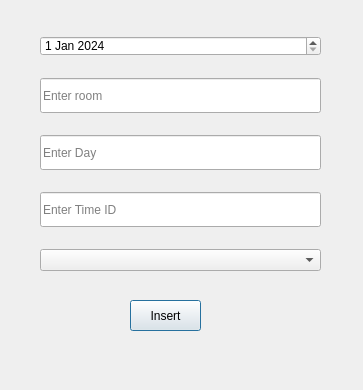
hungmvu44/exameditormhs, file InsertExamDialog.ui: the form before one commit.
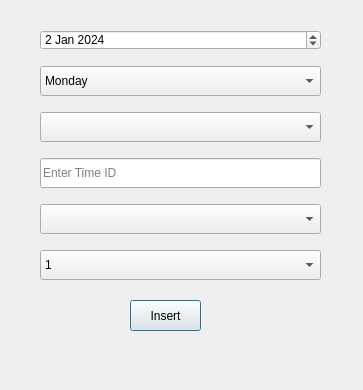
The form after the commit.

```diff
--- a/InsertExamDialog.ui
+++ b/InsertExamDialog.ui
@@ -26,7 +26,7 @@
     <string>Insert</string>
    </property>
   </widget>
-  <widget class="QWidget" name="">
+  <widget class="QWidget" name="layoutWidget">
    <property name="geometry">
     <rect>
      <x>40</x>
@@ -51,35 +51,54 @@
         <second>0</second>
         <year>2024</year>
         <month>1</month>
-        <day>1</day>
+        <day>2</day>
        </datetime>
       </property>
      </widget>
     </item>
     <item>
-     <widget class="QLineEdit" name="lineEdit_room">
+     <widget class="QComboBox" name="comboBox_day">
       <property name="maximumSize">
        <size>
         <width>16777215</width>
-        <height>35</height>
+        <height>30</height>
        </size>
       </property>
-      <property name="placeholderText">
-       <string>Enter room</string>
-      </property>
+      <item>
+       <property name="text">
+        <string>Monday</string>
+       </property>
+      </item>
+      <item>
+       <property name="text">
+        <string>Tuesday</string>
+       </property>
+      </item>
+      <item>
+       <property name="text">
+        <string>Wednesday</string>
+       </property>
+      </item>
+      <item>
+       <property name="text">
+        <string>Thursday</string>
+       </property>
+      </item>
+      <item>
+       <property name="text">
+        <string>Friday</string>
+       </property>
+      </item>
      </widget>
     </item>
     <item>
-     <widget class="QLineEdit" name="lineEdit_day">
+     <widget class="QComboBox" name="comboBox_room">
       <property name="maximumSize">
        <size>
         <width>16777215</width>
-        <height>35</height>
+        <height>30</height>
        </size>
       </property>
-      <property name="placeholderText">
-       <string>Enter Day</string>
-      </property>
      </widget>
     </item>
     <item>
@@ -87,7 +106,7 @@
       <property name="maximumSize">
        <size>
         <width>16777215</width>
-        <height>35</height>
+        <height>30</height>
        </size>
       </property>
       <property name="placeholderText">
@@ -96,7 +115,39 @@
      </widget>
     </item>
     <item>
-     <widget class="QComboBox" name="comboBox_session"/>
+     <widget class="QComboBox" name="comboBox_subject">
+      <property name="maximumSize">
+       <size>
+        <width>16777215</width>
+        <height>30</height>
+       </size>
+      </property>
+     </widget>
+    </item>
+    <item>
+     <widget class="QComboBox" name="exam_menu">
+      <property name="maximumSize">
+       <size>
+        <width>16777215</width>
+        <height>30</height>
+       </size>
+      </property>
+      <item>
+       <property name="text">
+        <string>1</string>
+       </property>
+      </item>
+      <item>
+       <property name="text">
+        <string>2</string>
+       </property>
+      </item>
+      <item>
+       <property name="text">
+        <string>3</string>
+       </property>
+      </item>
+     </widget>
     </item>
    </layout>
   </widget>
```
